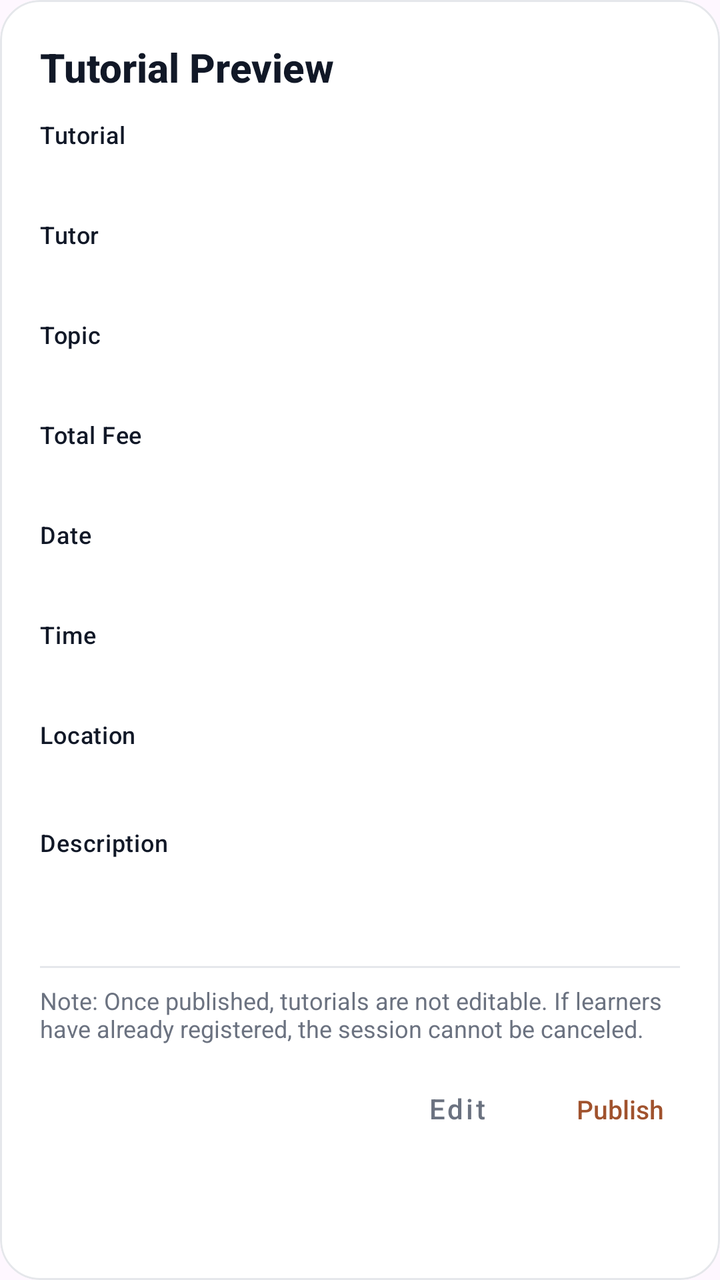
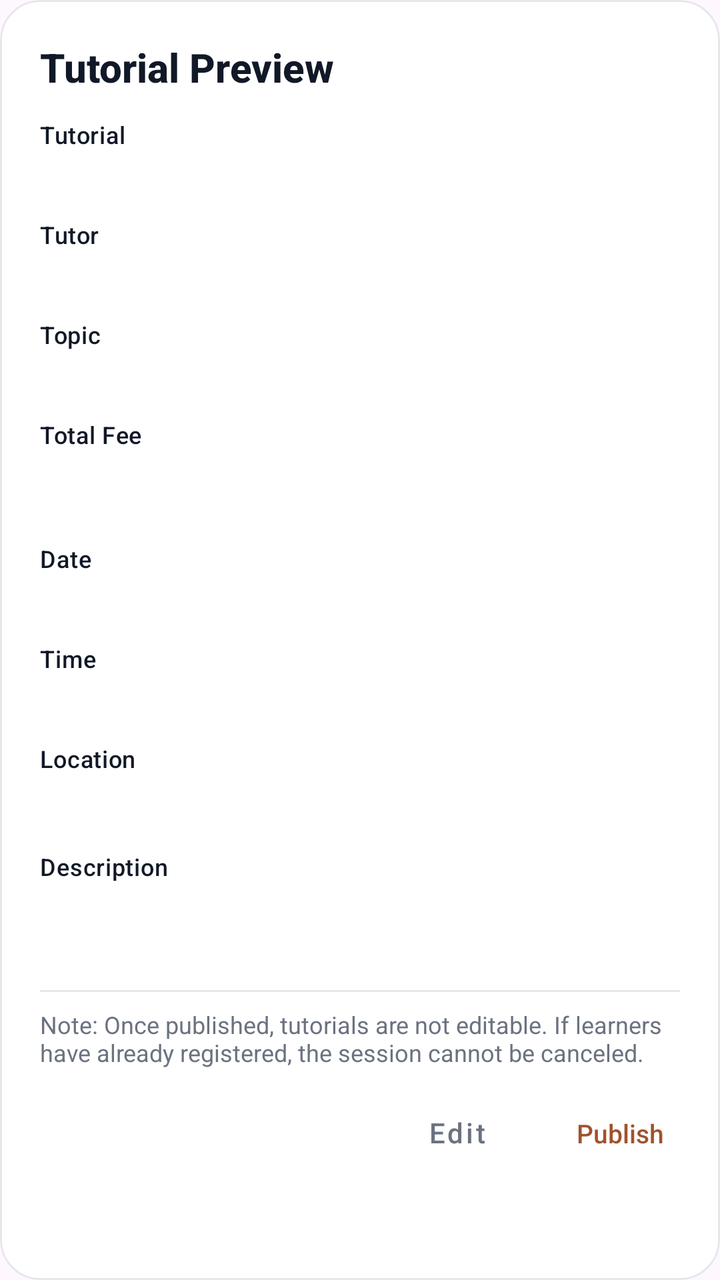

Two renders of the same Android screen: before a commit and after it. Below are the layout's source before the change and the commit's diff.
<!-- AndroidManifest.xml: application theme Theme.Csci3130Group1 -->
<!-- res/layout/dialog_tutorial_preview.xml -->
<?xml version="1.0" encoding="utf-8"?>
<com.google.android.material.card.MaterialCardView xmlns:android="http://schemas.android.com/apk/res/android"
    xmlns:app="http://schemas.android.com/apk/res-auto"
    android:layout_width="match_parent"
    android:layout_height="wrap_content"
    app:cardCornerRadius="20dp"
    app:cardElevation="0dp"
    app:strokeColor="#E5E7EB"
    app:strokeWidth="1dp"
    app:cardUseCompatPadding="false"
    android:foreground="?attr/selectableItemBackground">

    <LinearLayout
        android:layout_width="match_parent"
        android:layout_height="wrap_content"
        android:orientation="vertical"
        android:padding="20dp"
        android:background="#FFFFFF">

        
        <LinearLayout
            android:layout_width="match_parent"
            android:layout_height="wrap_content"
            android:orientation="horizontal"
            android:gravity="center_vertical">

            <TextView
                android:id="@+id/title_text"
                android:layout_width="match_parent"
                android:layout_height="wrap_content"
                android:text="Tutorial Preview"
                android:textSize="20sp"
                android:textStyle="bold"
                android:fontFamily="sans-serif-medium"
                android:textColor="#111827" />
        </LinearLayout>

        <View android:layout_width="match_parent" android:layout_height="12dp" />

        
        <LinearLayout
            android:layout_width="match_parent"
            android:layout_height="wrap_content"
            android:orientation="vertical">

            
            <TextView
                android:layout_width="wrap_content"
                android:layout_height="wrap_content"
                android:text="Tutorial"
                android:textAllCaps="false"
                android:textSize="12sp"
                android:letterSpacing="0.02"
                android:textColor="#111827"
                android:fontFamily="sans-serif-medium" />

            <TextView
                android:id="@+id/tutorial_value"
                android:layout_width="match_parent"
                android:layout_height="wrap_content"
                android:textSize="16sp"
                android:textColor="#111827"
                android:fontFamily="sans-serif" />

            <View android:layout_width="match_parent" android:layout_height="12dp" />

            
            <TextView
                android:layout_width="wrap_content"
                android:layout_height="wrap_content"
                android:text="Tutor"
                android:textAllCaps="false"
                android:textSize="12sp"
                android:letterSpacing="0.02"
                android:textColor="#111827"
                android:fontFamily="sans-serif-medium" />

            <TextView
                android:id="@+id/tutor_value"
                android:layout_width="match_parent"
                android:layout_height="wrap_content"
                android:textSize="16sp"
                android:textColor="#111827"
                android:fontFamily="sans-serif" />

            <View android:layout_width="match_parent" android:layout_height="12dp" />

            
            <TextView
                android:layout_width="wrap_content"
                android:layout_height="wrap_content"
                android:text="Topic"
                android:textAllCaps="false"
                android:textSize="12sp"
                android:letterSpacing="0.02"
                android:textColor="#111827"
                android:fontFamily="sans-serif-medium" />

            <TextView
                android:id="@+id/topic_value"
                android:layout_width="match_parent"
                android:layout_height="wrap_content"
                android:textSize="16sp"
                android:textColor="#111827"
                android:fontFamily="sans-serif" />

            <View android:layout_width="match_parent" android:layout_height="12dp" />

            
            <TextView
                android:layout_width="wrap_content"
                android:layout_height="wrap_content"
                android:text="Total Fee"
                android:textAllCaps="false"
                android:textSize="12sp"
                android:letterSpacing="0.02"
                android:textColor="#111827"
                android:fontFamily="sans-serif-medium" />

            <TextView
                android:id="@+id/fee_value"
                android:layout_width="match_parent"
                android:layout_height="wrap_content"
                android:textSize="16sp"
                android:textColor="#111827"
                android:fontFamily="sans-serif" />

            <View android:layout_width="match_parent" android:layout_height="12dp" />

            
            <TextView
                android:layout_width="wrap_content"
                android:layout_height="wrap_content"
                android:text="Date"
                android:textAllCaps="false"
                android:textSize="12sp"
                android:letterSpacing="0.02"
                android:textColor="#111827"
                android:fontFamily="sans-serif-medium" />

            <TextView
                android:id="@+id/date_value"
                android:layout_width="match_parent"
                android:layout_height="wrap_content"
                android:textSize="16sp"
                android:textColor="#111827"
                android:fontFamily="sans-serif" />

            <View android:layout_width="match_parent" android:layout_height="12dp" />

            
            <TextView
                android:layout_width="wrap_content"
                android:layout_height="wrap_content"
                android:text="Time"
                android:textAllCaps="false"
                android:textSize="12sp"
                android:letterSpacing="0.02"
                android:textColor="#111827"
                android:fontFamily="sans-serif-medium" />

            <TextView
                android:id="@+id/time_value"
                android:layout_width="match_parent"
                android:layout_height="wrap_content"
                android:textSize="16sp"
                android:textColor="#111827"
                android:fontFamily="sans-serif" />

            <View android:layout_width="match_parent" android:layout_height="12dp" />

            
            <TextView
                android:layout_width="wrap_content"
                android:layout_height="wrap_content"
                android:text="Location"
                android:textAllCaps="false"
                android:textSize="12sp"
                android:letterSpacing="0.02"
                android:textColor="#111827"
                android:fontFamily="sans-serif-medium" />

            <TextView
                android:id="@+id/location_value"
                android:layout_width="match_parent"
                android:layout_height="wrap_content"
                android:textSize="16sp"
                android:textColor="#111827"
                android:fontFamily="sans-serif" />
        </LinearLayout>

        <View android:layout_width="match_parent" android:layout_height="16dp" />

        
        <TextView
            android:layout_width="wrap_content"
            android:layout_height="wrap_content"
            android:text="Description"
            android:textAllCaps="false"
            android:textSize="12sp"
            android:letterSpacing="0.02"
            android:textColor="#111827"
            android:fontFamily="sans-serif-medium" />

        <ScrollView
            android:layout_width="match_parent"
            android:layout_height="wrap_content"
            android:maxHeight="400dp"
            android:fadeScrollbars="false"
            android:overScrollMode="ifContentScrolls">

            <TextView
                android:id="@+id/description_value"
                android:layout_width="match_parent"
                android:layout_height="wrap_content"
                android:textSize="16sp"
                android:textColor="#333333"
                android:lineSpacingExtra="4dp"
                android:paddingTop="8dp"
                android:paddingBottom="8dp"
                android:fontFamily="sans-serif"
                android:autoLink="web" />
        </ScrollView>

        
        <View
            android:layout_width="match_parent"
            android:layout_height="1dp"
            android:background="#E5E7EB"
            android:layout_marginTop="16dp"
            android:layout_marginBottom="8dp" />

        
        <TextView
            android:id="@+id/disclaimer_text"
            android:layout_width="match_parent"
            android:layout_height="wrap_content"
            android:text="Note: Once published, tutorials are not editable. If learners have already registered, the session cannot be canceled."
            android:textSize="12sp"
            android:textColor="#6B7280"
            android:fontFamily="sans-serif"
            android:layout_marginBottom="8dp" />

        
        <LinearLayout
            android:layout_width="match_parent"
            android:layout_height="wrap_content"
            android:orientation="horizontal"
            android:gravity="end">

            <com.google.android.material.button.MaterialButton
                android:id="@+id/edit_button"
                style="@style/Widget.MaterialComponents.Button.TextButton"
                android:layout_width="wrap_content"
                android:layout_height="wrap_content"
                android:text="Edit"
                android:textAllCaps="false"
                android:textColor="#6B7280"
                android:fontFamily="sans-serif-medium" />

            <TextView
                android:id="@+id/confirm_button"
                android:layout_width="wrap_content"
                android:layout_height="wrap_content"
                android:text="Publish"
                android:textColor="#A0522D"
                android:textSize="13sp"
                android:padding="8dp"
                android:fontFamily="sans-serif-medium"
                android:layout_marginStart="8dp"/>
        </LinearLayout>

    </LinearLayout>
</com.google.android.material.card.MaterialCardView>
<!-- resources referenced by this layout -->
<resources>
  <style name="Theme.Csci3130Group1" parent="Base.Theme.Csci3130Group1" />
  <style name="Base.Theme.Csci3130Group1" parent="Theme.Material3.DayNight.NoActionBar">
          
          <item name="colorPrimary">#111827</item>
          <item name="colorOnPrimary">#FFFFFF</item>
          <item name="colorSecondary">#6B7280</item>
          <item name="colorOnSecondary">#FFFFFF</item>
          
          <item name="colorPrimaryContainer">#F3F4F6</item>
          <item name="colorOnPrimaryContainer">#111827</item>
          <item name="colorSecondaryContainer">#F3F4F6</item>
          <item name="colorOnSecondaryContainer">#111827</item>
          <item name="colorTertiary">#9CA3AF</item>
          <item name="colorSurface">#FFFFFF</item>
          <item name="colorOnSurface">#111827</item>
          <item name="colorOutline">#E5E7EB</item>
          <item name="android:navigationBarColor">#FFFFFF</item>
          <item name="android:statusBarColor">#FFFFFF</item>
      </style>
</resources>

<!-- the commit's change to res/layout/dialog_tutorial_preview.xml (unified diff, before → after) -->
@@ -129,6 +129,30 @@
 
             
             <TextView
+                android:id="@+id/capacity_label"
+                android:layout_width="wrap_content"
+                android:layout_height="wrap_content"
+                android:text="Capacity"
+                android:textAllCaps="false"
+                android:textSize="12sp"
+                android:letterSpacing="0.02"
+                android:textColor="#111827"
+                android:fontFamily="sans-serif-medium"
+                android:visibility="gone" />
+
+            <TextView
+                android:id="@+id/capacity_value"
+                android:layout_width="match_parent"
+                android:layout_height="wrap_content"
+                android:textSize="16sp"
+                android:textColor="#111827"
+                android:fontFamily="sans-serif"
+                android:visibility="gone" />
+
+            <View android:layout_width="match_parent" android:layout_height="12dp" />
+
+            
+            <TextView
                 android:layout_width="wrap_content"
                 android:layout_height="wrap_content"
                 android:text="Date"
